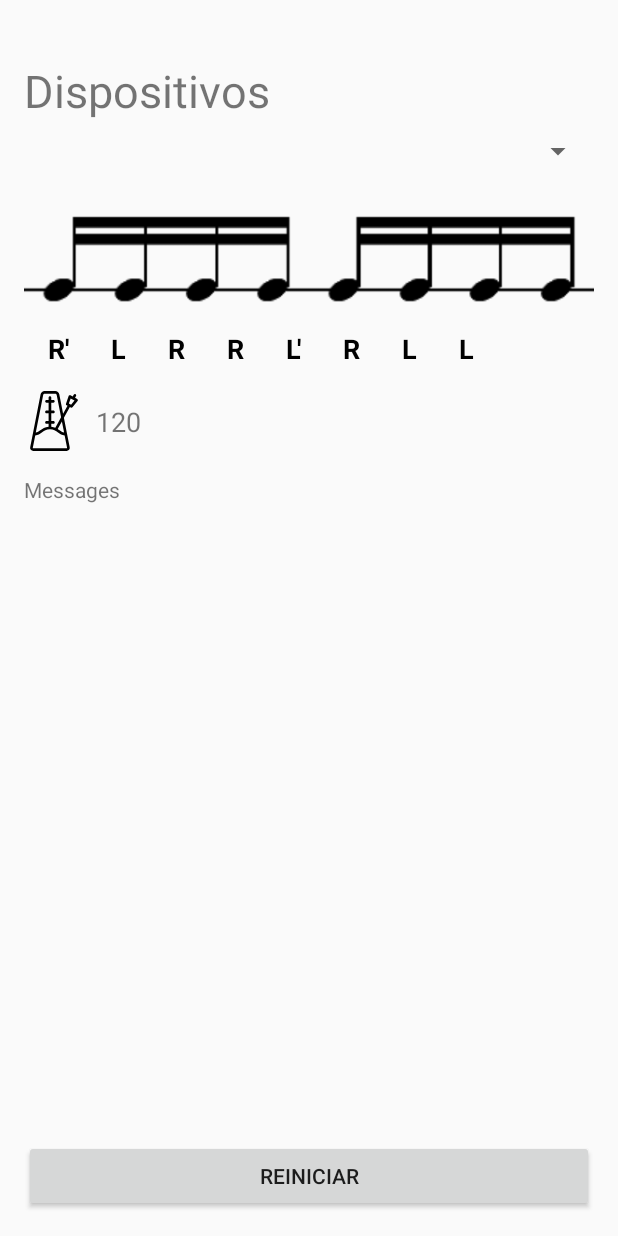
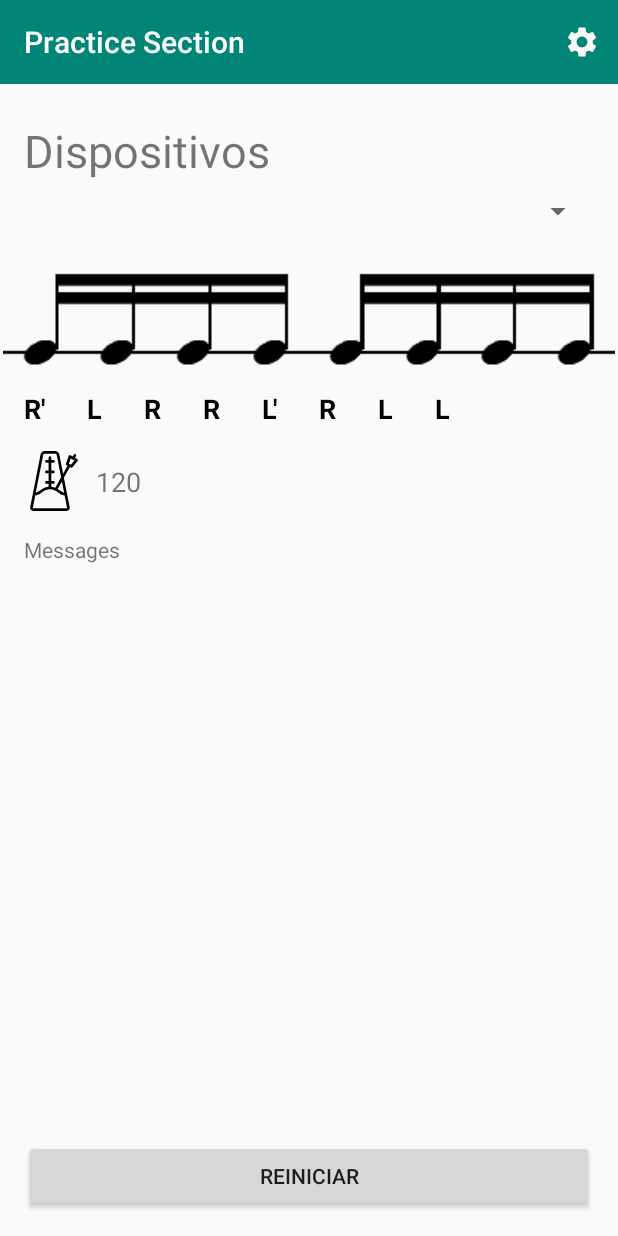
Before and after one commit to reinaldosmoraes/tcc-midi, an Android app: the screen it shows after launch (MainActivity), on a phone screen of 412 x 824 dp. Run offline under Robolectric (Android 15) with nearby library versions, the phone set to English and light mode, and no system bars; 5 statements that could not run were skipped.

Commit message:
Toolbar and settings icon

```diff
--- a/app/src/main/AndroidManifest.xml
+++ b/app/src/main/AndroidManifest.xml
@@ -4,13 +4,13 @@
 
     <application
         android:allowBackup="true"
+        android:extractNativeLibs="false"
         android:icon="@mipmap/ic_launcher"
-        android:extractNativeLibs="false"
-
         android:label="@string/app_name"
         android:roundIcon="@mipmap/ic_launcher_round"
         android:supportsRtl="true"
         android:theme="@style/AppTheme">
+        <activity android:name=".settings.SettingsActivity"></activity>
         <activity android:name=".MainActivity">
             <intent-filter>
                 <action android:name="android.intent.action.MAIN" />
--- a/app/src/main/java/com/example/nativemidi/MainActivity.java
+++ b/app/src/main/java/com/example/nativemidi/MainActivity.java
@@ -21,11 +21,15 @@
 import android.app.Dialog;
 import android.content.Context;
 
+import android.content.Intent;
 import android.media.midi.MidiDeviceInfo;
 import android.media.midi.MidiManager;
 
 import android.os.Bundle;
 
+import android.util.Log;
+import android.view.Menu;
+import android.view.MenuItem;
 import android.view.View;
 
 import android.widget.AdapterView;
@@ -39,8 +43,13 @@
 import android.os.Handler;
 import android.widget.Toast;
 
+import androidx.annotation.NonNull;
+import androidx.appcompat.app.AppCompatActivity;
+import androidx.appcompat.widget.Toolbar;
+
 import com.example.nativemidi.models.Hand;
 import com.example.nativemidi.models.Tap;
+import com.example.nativemidi.settings.SettingsActivity;
 
 import java.util.ArrayList;
 import java.util.Date;
@@ -49,7 +58,7 @@
  * Application MainActivity handles UI and Midi device hotplug event from
  * native side.
  */
-public class MainActivity extends Activity implements AdapterView.OnItemSelectedListener {
+public class MainActivity extends AppCompatActivity implements AdapterView.OnItemSelectedListener {
 
     private static final String TAG = MainActivity.class.getName();;
 
@@ -282,7 +291,7 @@
     protected void onCreate(Bundle savedInstanceState) {
         super.onCreate(savedInstanceState);
         setContentView(R.layout.activity_main);
-
+        configureToolbar();
         initNative();
 
         mOutputDevicesSpinner = (Spinner)findViewById(R.id.outputDevicesSpinner);
@@ -485,4 +494,29 @@
             }
         });
     }
+
+    /* Toolbar */
+    @Override
+    public boolean onCreateOptionsMenu(Menu menu) {
+        getMenuInflater().inflate(R.menu.practice_section_menu, menu);
+        return true;
+    }
+
+    @Override
+    public boolean onOptionsItemSelected(@NonNull MenuItem item) {
+        switch (item.getItemId()) {
+            case R.id.settings: //Your task
+                Log.d("--------", "Settings");
+                Intent intent = new Intent(this, SettingsActivity.class);
+                startActivity(intent);
+                return true;
+
+            default:return super.onOptionsItemSelected(item);
+        }
+    }
+
+    private void configureToolbar() {
+        Toolbar myToolbar = (Toolbar) findViewById(R.id.toolbar);
+        setSupportActionBar(myToolbar);
+    }
 }
--- /dev/null
+++ b/app/src/main/java/com/example/nativemidi/settings/SettingsActivity.kt
@@ -0,0 +1,12 @@
+package com.example.nativemidi.settings
+
+import androidx.appcompat.app.AppCompatActivity
+import android.os.Bundle
+import com.example.nativemidi.R
+
+class SettingsActivity : AppCompatActivity() {
+    override fun onCreate(savedInstanceState: Bundle?) {
+        super.onCreate(savedInstanceState)
+        setContentView(R.layout.activity_settings)
+    }
+}
--- /dev/null
+++ b/app/src/main/res/drawable/ic_settings.xml
@@ -0,0 +1,5 @@
+<vector android:height="24dp" android:tint="#FFFDFB"
+    android:viewportHeight="24" android:viewportWidth="24"
+    android:width="24dp" xmlns:android="http://schemas.android.com/apk/res/android">
+    <path android:fillColor="@android:color/white" android:pathData="M19.14,12.94c0.04,-0.3 0.06,-0.61 0.06,-0.94c0,-0.32 -0.02,-0.64 -0.07,-0.94l2.03,-1.58c0.18,-0.14 0.23,-0.41 0.12,-0.61l-1.92,-3.32c-0.12,-0.22 -0.37,-0.29 -0.59,-0.22l-2.39,0.96c-0.5,-0.38 -1.03,-0.7 -1.62,-0.94L14.4,2.81c-0.04,-0.24 -0.24,-0.41 -0.48,-0.41h-3.84c-0.24,0 -0.43,0.17 -0.47,0.41L9.25,5.35C8.66,5.59 8.12,5.92 7.63,6.29L5.24,5.33c-0.22,-0.08 -0.47,0 -0.59,0.22L2.74,8.87C2.62,9.08 2.66,9.34 2.86,9.48l2.03,1.58C4.84,11.36 4.8,11.69 4.8,12s0.02,0.64 0.07,0.94l-2.03,1.58c-0.18,0.14 -0.23,0.41 -0.12,0.61l1.92,3.32c0.12,0.22 0.37,0.29 0.59,0.22l2.39,-0.96c0.5,0.38 1.03,0.7 1.62,0.94l0.36,2.54c0.05,0.24 0.24,0.41 0.48,0.41h3.84c0.24,0 0.44,-0.17 0.47,-0.41l0.36,-2.54c0.59,-0.24 1.13,-0.56 1.62,-0.94l2.39,0.96c0.22,0.08 0.47,0 0.59,-0.22l1.92,-3.32c0.12,-0.22 0.07,-0.47 -0.12,-0.61L19.14,12.94zM12,15.6c-1.98,0 -3.6,-1.62 -3.6,-3.6s1.62,-3.6 3.6,-3.6s3.6,1.62 3.6,3.6S13.98,15.6 12,15.6z"/>
+</vector>
--- a/app/src/main/res/layout/activity_main.xml
+++ b/app/src/main/res/layout/activity_main.xml
@@ -6,25 +6,38 @@
     android:id="@+id/activity_main"
     android:layout_width="match_parent"
     android:layout_height="match_parent"
-    android:paddingBottom="@dimen/activity_vertical_margin"
-    android:paddingLeft="@dimen/activity_horizontal_margin"
-    android:paddingRight="@dimen/activity_horizontal_margin"
-    android:paddingTop="@dimen/activity_vertical_margin"
     tools:context="cts.android.com.nativemidisendapp.MainActivity">
+
+    <androidx.appcompat.widget.Toolbar
+        android:id="@+id/toolbar"
+        android:layout_width="0dp"
+        android:layout_height="wrap_content"
+        android:background="?attr/colorPrimary"
+        android:minHeight="?attr/actionBarSize"
+        android:theme="?attr/actionBarTheme"
+        app:title="Practice Section"
+        app:titleTextColor="@android:color/white"
+        app:layout_constraintEnd_toEndOf="parent"
+        app:layout_constraintStart_toStartOf="parent"
+        app:layout_constraintTop_toTopOf="parent" />
 
     <Spinner
         android:id="@+id/outputDevicesSpinner"
         android:layout_width="0dp"
         android:layout_height="wrap_content"
+        android:layout_marginStart="16dp"
+        android:layout_marginEnd="16dp"
         android:visibility="invisible"
         app:layout_constraintEnd_toEndOf="parent"
         app:layout_constraintStart_toStartOf="parent"
-        app:layout_constraintTop_toTopOf="parent" />
+        app:layout_constraintTop_toBottomOf="@+id/toolbar" />
 
     <TextView
         android:id="@+id/textView"
         android:layout_width="match_parent"
         android:layout_height="wrap_content"
+        android:layout_marginStart="16dp"
+        android:layout_marginEnd="16dp"
         android:text="Dispositivos"
         android:textSize="30sp"
         app:layout_constraintEnd_toEndOf="parent"
@@ -35,7 +48,9 @@
         android:id="@+id/inputDevicesSpinner"
         android:layout_width="match_parent"
         android:layout_height="wrap_content"
+        android:layout_marginStart="16dp"
         android:layout_marginTop="8dp"
+        android:layout_marginEnd="16dp"
         app:layout_constraintEnd_toEndOf="parent"
         app:layout_constraintStart_toStartOf="parent"
         app:layout_constraintTop_toBottomOf="@+id/textView" />
@@ -44,6 +59,8 @@
         android:id="@+id/textView2"
         android:layout_width="match_parent"
         android:layout_height="wrap_content"
+        android:layout_marginStart="16dp"
+        android:layout_marginEnd="16dp"
         android:paddingTop="16dp"
         android:text="Messages"
         app:layout_constraintEnd_toEndOf="parent"
@@ -54,6 +71,8 @@
         android:id="@+id/receiveMessageTx"
         android:layout_width="match_parent"
         android:layout_height="wrap_content"
+        android:layout_marginStart="16dp"
+        android:layout_marginEnd="16dp"
         app:layout_constraintEnd_toEndOf="parent"
         app:layout_constraintStart_toStartOf="parent"
         app:layout_constraintTop_toBottomOf="@+id/textView2" />
@@ -62,6 +81,8 @@
         android:id="@+id/outputMessage"
         android:layout_width="match_parent"
         android:layout_height="wrap_content"
+        android:layout_marginStart="16dp"
+        android:layout_marginEnd="16dp"
         app:layout_constraintEnd_toEndOf="parent"
         app:layout_constraintStart_toStartOf="parent"
         app:layout_constraintTop_toBottomOf="@+id/receiveMessageTx" />
@@ -70,6 +91,9 @@
         android:id="@+id/clearTapsButton"
         android:layout_width="match_parent"
         android:layout_height="wrap_content"
+        android:layout_marginStart="16dp"
+        android:layout_marginEnd="16dp"
+        android:layout_marginBottom="16dp"
         android:text="Reiniciar"
         app:layout_constraintBottom_toBottomOf="parent"
         app:layout_constraintEnd_toEndOf="parent"
@@ -79,6 +103,7 @@
         android:id="@+id/metronomeImageView"
         android:layout_width="40dp"
         android:layout_height="40dp"
+        android:layout_marginStart="16dp"
         android:layout_marginTop="16dp"
         android:src="@drawable/ic_metronome"
         app:layout_constraintStart_toStartOf="parent"
@@ -99,7 +124,9 @@
         android:id="@+id/expectedPatternImageView"
         android:layout_width="wrap_content"
         android:layout_height="wrap_content"
+        android:layout_marginStart="16dp"
         android:layout_marginTop="16dp"
+        android:layout_marginEnd="16dp"
         android:src="@drawable/sixteenth_note_pattern"
         app:layout_constraintEnd_toEndOf="parent"
         app:layout_constraintStart_toStartOf="parent"
--- /dev/null
+++ b/app/src/main/res/layout/activity_settings.xml
@@ -0,0 +1,9 @@
+<?xml version="1.0" encoding="utf-8"?>
+<androidx.constraintlayout.widget.ConstraintLayout xmlns:android="http://schemas.android.com/apk/res/android"
+    xmlns:app="http://schemas.android.com/apk/res-auto"
+    xmlns:tools="http://schemas.android.com/tools"
+    android:layout_width="match_parent"
+    android:layout_height="match_parent"
+    tools:context=".settings.SettingsActivity">
+
+</androidx.constraintlayout.widget.ConstraintLayout>
--- /dev/null
+++ b/app/src/main/res/menu/practice_section_menu.xml
@@ -0,0 +1,10 @@
+<?xml version="1.0" encoding="utf-8"?>
+<menu xmlns:android="http://schemas.android.com/apk/res/android"
+    xmlns:app="http://schemas.android.com/apk/res-auto">
+
+    <item android:id="@+id/settings"
+        android:title="Settings"
+        android:icon="@drawable/ic_settings"
+        app:showAsAction="always">
+    </item>
+</menu>
--- a/app/src/main/res/values/styles.xml
+++ b/app/src/main/res/values/styles.xml
@@ -1,7 +1,7 @@
 <resources>
 
     <!-- Base application theme. -->
-    <style name="AppTheme" parent="Theme.AppCompat.Light.DarkActionBar">
+    <style name="AppTheme" parent="Theme.AppCompat.Light.NoActionBar">
         <!-- Customize your theme here. -->
         <item name="colorPrimary">@color/colorPrimary</item>
         <item name="colorPrimaryDark">@color/colorPrimaryDark</item>
```
